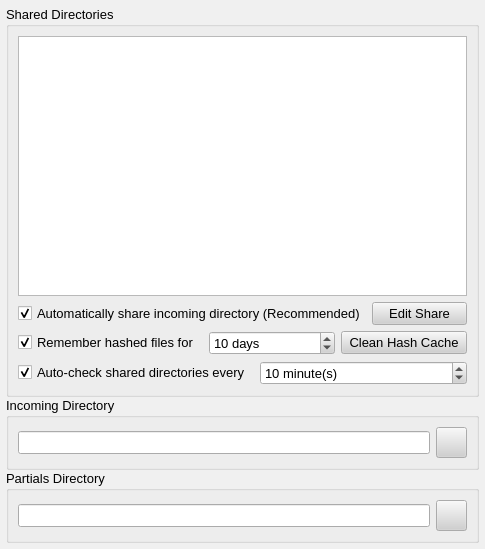
Old version of the form retroshare-gui/src/gui/settings/DirectoriesPage.ui in the repository RetroShare/RetroShare.
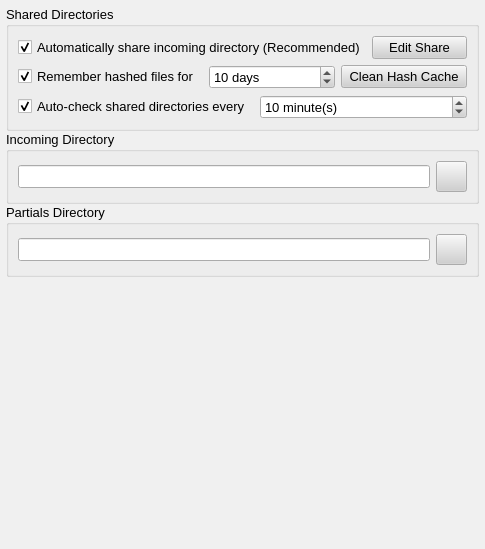
New version of the form. Icons and pictures are not drawn.

Commit message: Reworked settings dialog. The settings page loads the data with the first show. The dialog now starts faster. Cleaned DirectoriesPage, removed the directory list and save the data with the OK button.

What changed in the file:
```diff
--- a/retroshare-gui/src/gui/settings/DirectoriesPage.ui
+++ b/retroshare-gui/src/gui/settings/DirectoriesPage.ui
@@ -611,9 +611,6 @@
       <string>Shared Directories</string>
      </property>
      <layout class="QVBoxLayout" name="verticalLayout">
-      <item>
-       <widget class="QListWidget" name="dirList"/>
-      </item>
       <item>
        <layout class="QHBoxLayout" name="horizontalLayout_2">
         <item>
@@ -717,6 +714,19 @@
      </layout>
     </widget>
    </item>
+   <item row="3" column="0">
+    <spacer name="verticalSpacer">
+     <property name="orientation">
+      <enum>Qt::Vertical</enum>
+     </property>
+     <property name="sizeHint" stdset="0">
+      <size>
+       <width>20</width>
+       <height>40</height>
+      </size>
+     </property>
+    </spacer>
+   </item>
   </layout>
  </widget>
  <tabstops>
```
Left out of the diff: 5 changed lines with no effect on the pictures. The commit also changes 25 other files.
